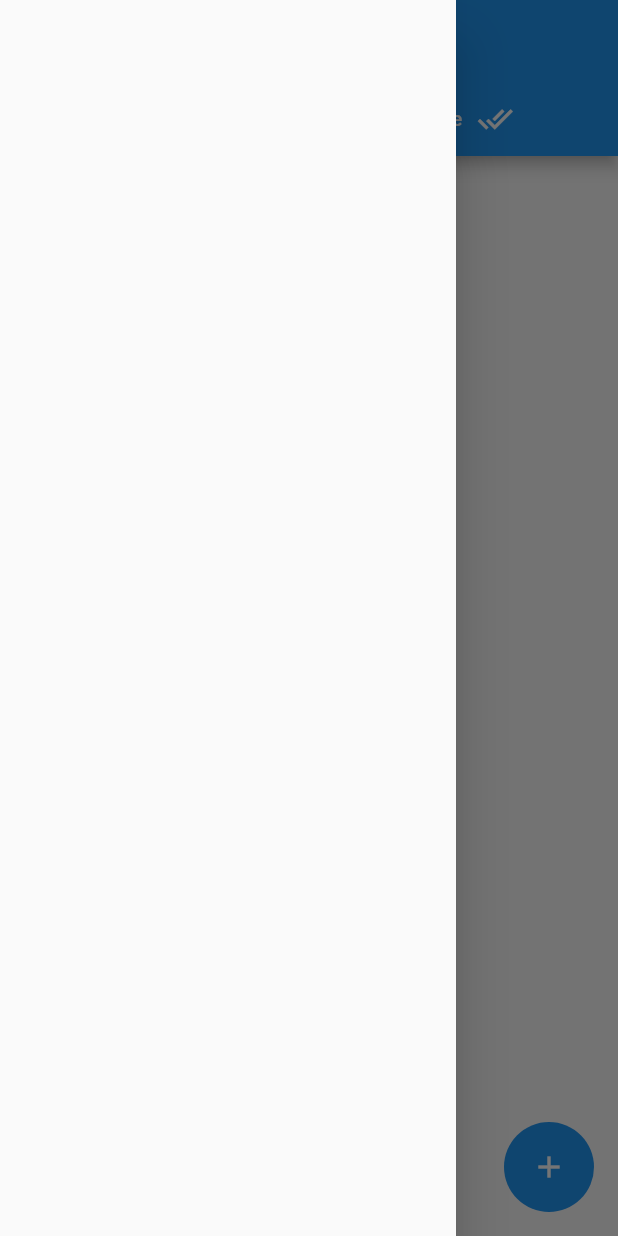
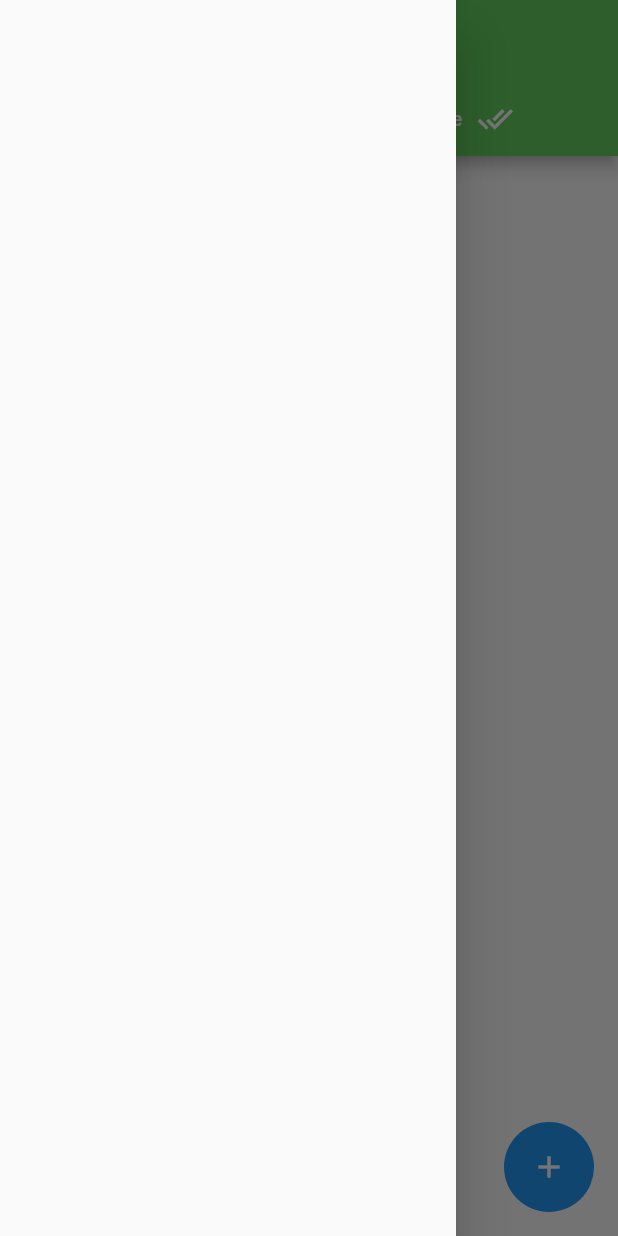
Before and after one commit to ahmadjonsafarov/todo, a Flutter app: the screen it shows after launch, with the side drawer open, on a phone screen of 412 x 824 dp. Run offline on Flutter 3.47's test engine with Material 2 defaults, Android fonts, the phone set to English and light mode, and no system bars; our stand-ins replace shared_preferences.

Commit message:
to do Done

```diff
--- a/lib/main.dart
+++ b/lib/main.dart
@@ -1,5 +1,6 @@
 import 'package:flutter/material.dart';
 import 'package:todo_app/page/homepage.dart';
+import 'package:todo_app/page/style.dart';
 
 void main() {
   runApp(const MyApp());
@@ -16,6 +17,12 @@ class _MyAppState extends State<MyApp> {
   @override
   Widget build(BuildContext context) {
     return MaterialApp(
+      theme: ThemeData(
+        appBarTheme: AppBarTheme(
+          backgroundColor: Color(0xff62CD5D),
+          titleTextStyle: Style.TextStyleBold(),
+        )
+      ),
       debugShowCheckedModeBanner: false,
       home: HomePage(),
     );
```
